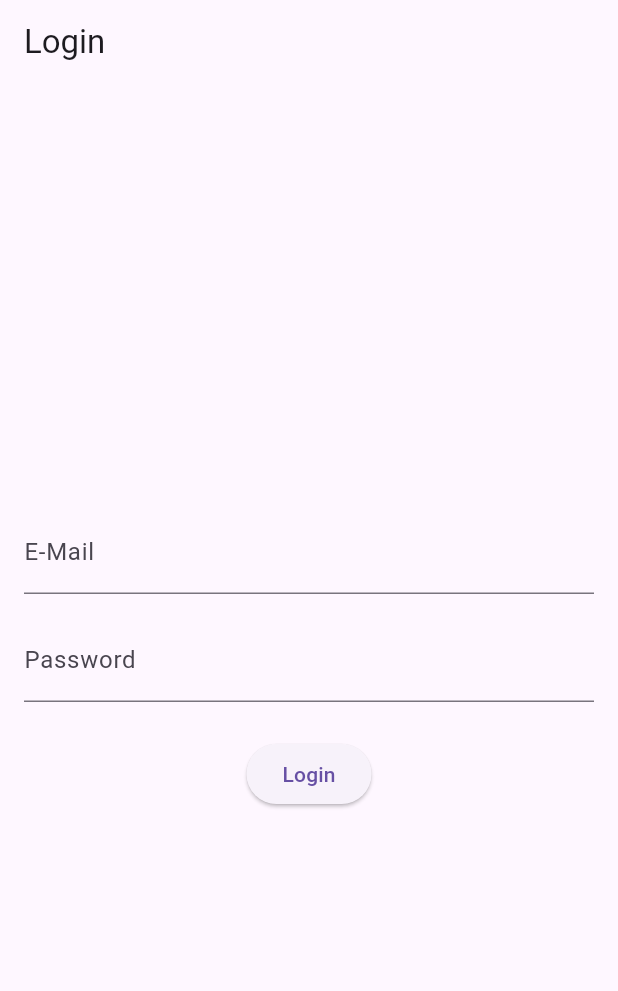
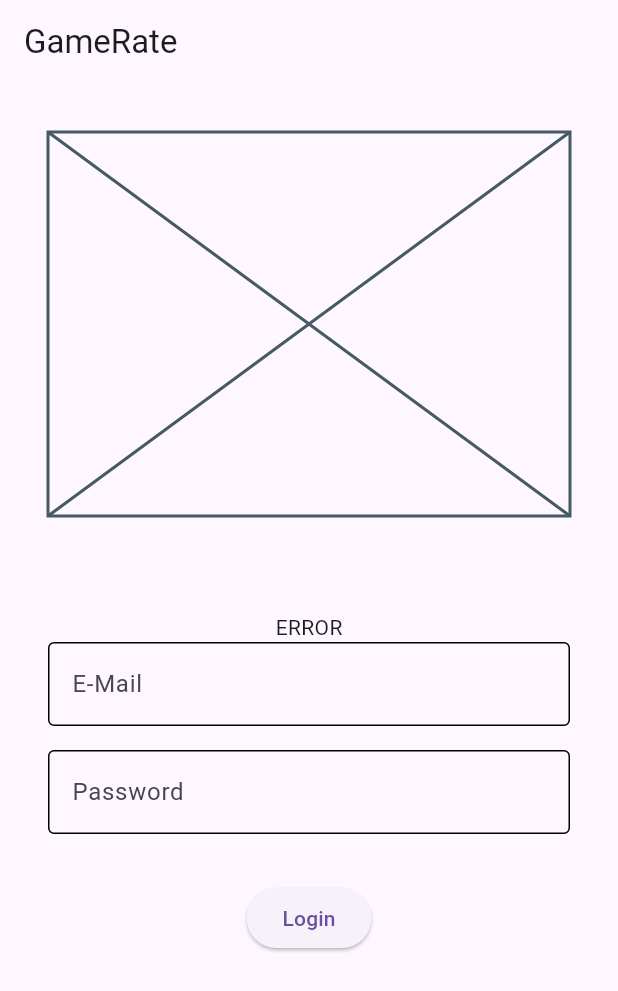
Before and after one commit to Dopa91/project_firebase_auth_and_firestore, a Flutter app: the screen it shows after launch, on a phone screen of 412 x 824 dp. Shown: the top 991 px of the screen. Run offline on Flutter 3.47's test engine with Material 3 defaults, Android fonts, the phone set to English and light mode, and no system bars; our stand-ins replace cloud_firestore, firebase_auth, firebase_core; accounts and stored records are empty; statements that could not run were skipped.

Commit message:
Changed overlay due to design

```diff
--- a/lib/feature/Login/screens/login_screen.dart
+++ b/lib/feature/Login/screens/login_screen.dart
@@ -46,23 +46,41 @@ class _LoginScreenState extends State<LoginScreen> {
   @override
   Widget build(BuildContext context) {
     return Scaffold(
-      appBar: AppBar(title: const Text("Login")),
+      appBar: AppBar(title: const Text("GameRate")),
       body: Padding(
-        padding: const EdgeInsets.all(16.0),
+        padding: const EdgeInsets.all(32.0),
         child: Column(
-          mainAxisAlignment: MainAxisAlignment.center,
+          mainAxisAlignment: MainAxisAlignment.start,
           children: [
+            const Placeholder(
+              fallbackWidth: 128,
+              fallbackHeight: 256,
+            ),
+            const SizedBox(
+              height: 64,
+            ),
+            const Text("ERROR"),
             TextField(
               controller: mailController,
-              decoration: const InputDecoration(labelText: "E-Mail"),
+              decoration: const InputDecoration(
+                labelText: "E-Mail",
+                enabledBorder: OutlineInputBorder(
+                  borderSide: BorderSide(),
+                ),
+              ),
             ),
             const SizedBox(height: 16),
             TextField(
               controller: passwordController,
-              decoration: const InputDecoration(labelText: "Password"),
+              decoration: const InputDecoration(
+                labelText: "Password",
+                enabledBorder: OutlineInputBorder(
+                  borderSide: BorderSide(),
+                ),
+              ),
               obscureText: true,
             ),
-            const SizedBox(height: 24),
+            const SizedBox(height: 32),
             ElevatedButton(
               onPressed: () {
                 String email = mailController.text;
```
